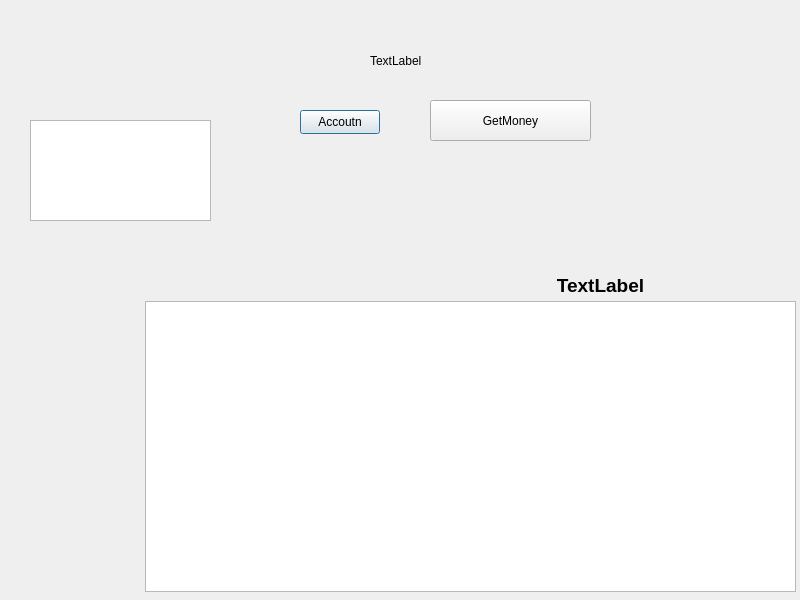
Above: frontend/userhomepage.ui from 22kmo-project/group_9 before the change. Below: the same form after it.
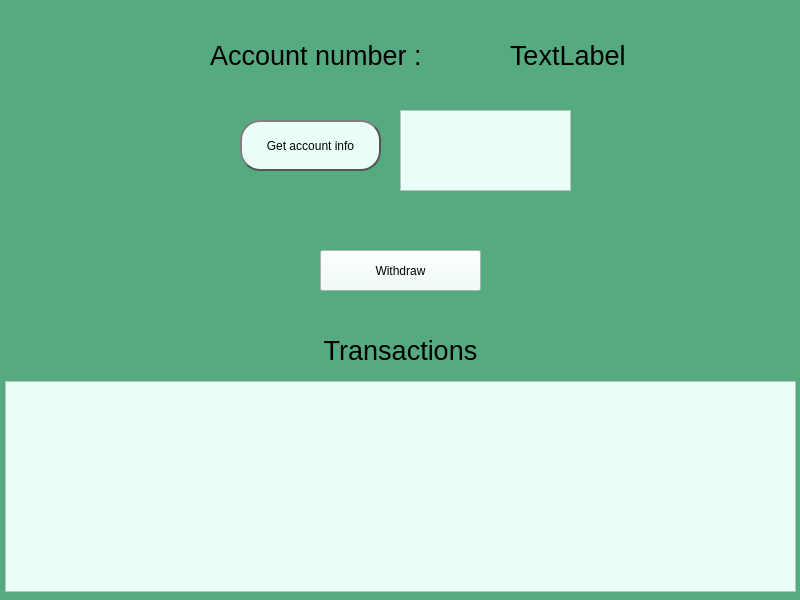
That is the form after the change.

Diff of the .ui file:
```diff
--- a/frontend/userhomepage.ui
+++ b/frontend/userhomepage.ui
@@ -13,15 +13,27 @@
   <property name="windowTitle">
    <string>Dialog</string>
   </property>
+  <property name="styleSheet">
+   <string notr="true">background-color: rgb(85, 170, 127);
+</string>
+  </property>
   <widget class="QLabel" name="lableIdOwner">
    <property name="geometry">
     <rect>
-     <x>370</x>
-     <y>50</y>
+     <x>510</x>
+     <y>30</y>
      <width>151</width>
-     <height>21</height>
+     <height>51</height>
     </rect>
    </property>
+   <property name="font">
+    <font>
+     <pointsize>20</pointsize>
+    </font>
+   </property>
+   <property name="styleSheet">
+    <string notr="true">border-color: rgb(54, 99, 76)</string>
+   </property>
    <property name="text">
     <string>TextLabel</string>
    </property>
@@ -29,60 +41,123 @@
   <widget class="QPushButton" name="accountB">
    <property name="geometry">
     <rect>
-     <x>300</x>
-     <y>110</y>
-     <width>80</width>
-     <height>24</height>
+     <x>240</x>
+     <y>120</y>
+     <width>141</width>
+     <height>51</height>
     </rect>
    </property>
+   <property name="styleSheet">
+    <string notr="true">QPushButton {
+background-color: rgb(234, 255, 248);
+color: #33;
+border: 2px solid #555;
+border-radius: 20px;
+border-style: outset;
+background: qradialgradient(
+cx: 0.3, cy: -0.4, fx: 0.3, fy: -0.4,
+radius: 1.35, stop: 0 #fff, stop: 1 #888
+
+);
+padding: 5px;
+}
+
+QPushButton:hover {
+background: qradialgradient(
+cx: 0.3, cy: -0.4, fx: 0.3, fy: -0.4,
+radius: 1.35, stop: 0 #fff, stop: 1 #bbb
+
+);
+}</string>
+   </property>
    <property name="text">
-    <string>Accoutn</string>
+    <string>Get account info</string>
    </property>
   </widget>
   <widget class="QPushButton" name="pushButton_2">
    <property name="geometry">
     <rect>
-     <x>430</x>
-     <y>100</y>
+     <x>320</x>
+     <y>250</y>
      <width>161</width>
      <height>41</height>
     </rect>
    </property>
+   <property name="styleSheet">
+    <string notr="true">background-color: rgb(234, 255, 248);
+</string>
+   </property>
    <property name="text">
-    <string>GetMoney</string>
+    <string>Withdraw</string>
    </property>
   </widget>
   <widget class="QTextEdit" name="cardInfo">
    <property name="geometry">
     <rect>
-     <x>30</x>
-     <y>120</y>
-     <width>181</width>
-     <height>101</height>
+     <x>400</x>
+     <y>110</y>
+     <width>171</width>
+     <height>81</height>
     </rect>
    </property>
+   <property name="styleSheet">
+    <string notr="true">background-color: rgb(234, 255, 248);</string>
+   </property>
+   <property name="html">
+    <string>&lt;!DOCTYPE HTML PUBLIC &quot;-//W3C//DTD HTML 4.0//EN&quot; &quot;http://www.w3.org/TR/REC-html40/strict.dtd&quot;&gt;
+&lt;html&gt;&lt;head&gt;&lt;meta name=&quot;qrichtext&quot; content=&quot;1&quot; /&gt;&lt;meta charset=&quot;utf-8&quot; /&gt;&lt;style type=&quot;text/css&quot;&gt;
+p, li { white-space: pre-wrap; }
+hr { height: 1px; border-width: 0; }
+&lt;/style&gt;&lt;/head&gt;&lt;body style=&quot; font-family:'Segoe UI'; font-size:9pt; font-weight:400; font-style:normal;&quot;&gt;
+&lt;p align=&quot;justify&quot; style=&quot;-qt-paragraph-type:empty; margin-top:0px; margin-bottom:0px; margin-left:0px; margin-right:0px; -qt-block-indent:0; text-indent:0px;&quot;&gt;&lt;br /&gt;&lt;/p&gt;&lt;/body&gt;&lt;/html&gt;</string>
+   </property>
   </widget>
   <widget class="QLabel" name="accountTxt">
    <property name="geometry">
     <rect>
-     <x>420</x>
-     <y>270</y>
+     <x>220</x>
+     <y>330</y>
      <width>361</width>
-     <height>31</height>
+     <height>41</height>
     </rect>
    </property>
    <property name="text">
-    <string>&lt;html&gt;&lt;head/&gt;&lt;body&gt;&lt;p align=&quot;center&quot;&gt;&lt;span style=&quot; font-size:14pt; font-weight:700;&quot;&gt;TextLabel&lt;/span&gt;&lt;/p&gt;&lt;/body&gt;&lt;/html&gt;</string>
+    <string>&lt;html&gt;&lt;head/&gt;&lt;body&gt;&lt;p align=&quot;center&quot;&gt;&lt;span style=&quot; font-size:20pt;&quot;&gt;Transactions&lt;/span&gt;&lt;/p&gt;&lt;/body&gt;&lt;/html&gt;</string>
    </property>
   </widget>
   <widget class="QListWidget" name="bankView">
    <property name="geometry">
     <rect>
-     <x>145</x>
-     <y>301</y>
-     <width>651</width>
-     <height>291</height>
+     <x>5</x>
+     <y>381</y>
+     <width>791</width>
+     <height>211</height>
     </rect>
+   </property>
+   <property name="styleSheet">
+    <string notr="true">background-color: rgb(234, 255, 248);</string>
+   </property>
+  </widget>
+  <widget class="QLabel" name="label">
+   <property name="geometry">
+    <rect>
+     <x>210</x>
+     <y>20</y>
+     <width>291</width>
+     <height>71</height>
+    </rect>
+   </property>
+   <property name="font">
+    <font>
+     <pointsize>20</pointsize>
+    </font>
+   </property>
+   <property name="styleSheet">
+    <string notr="true">
+border-color: rgb(54, 99, 76);</string>
+   </property>
+   <property name="text">
+    <string>Account number :</string>
    </property>
   </widget>
  </widget>
```
